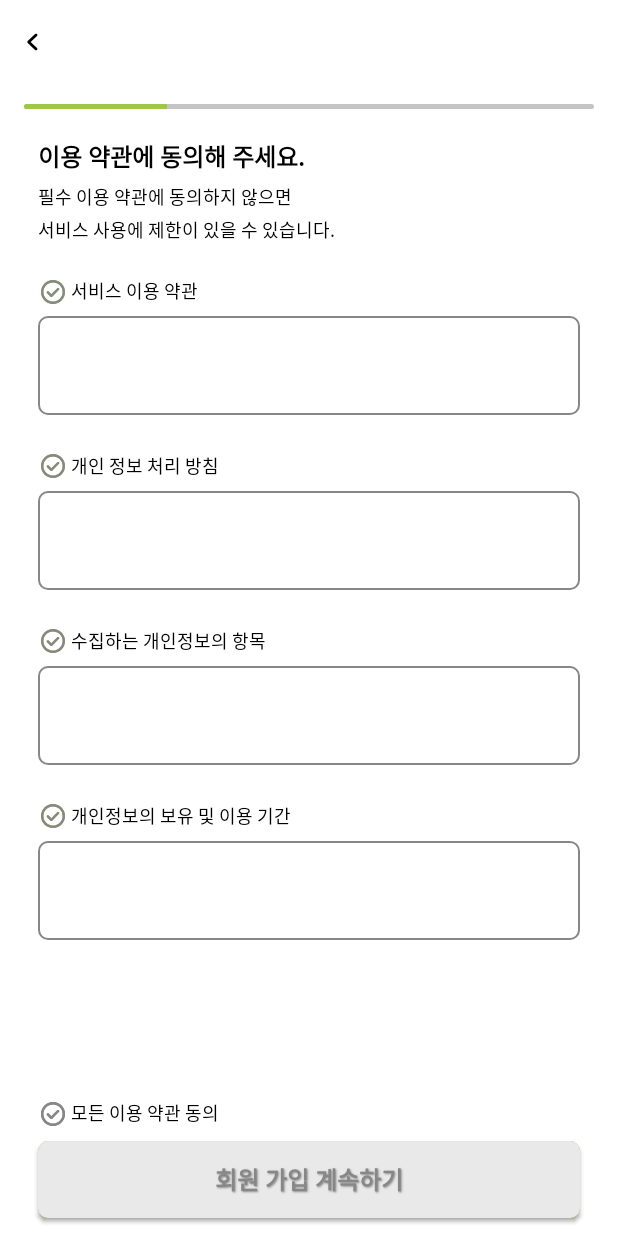
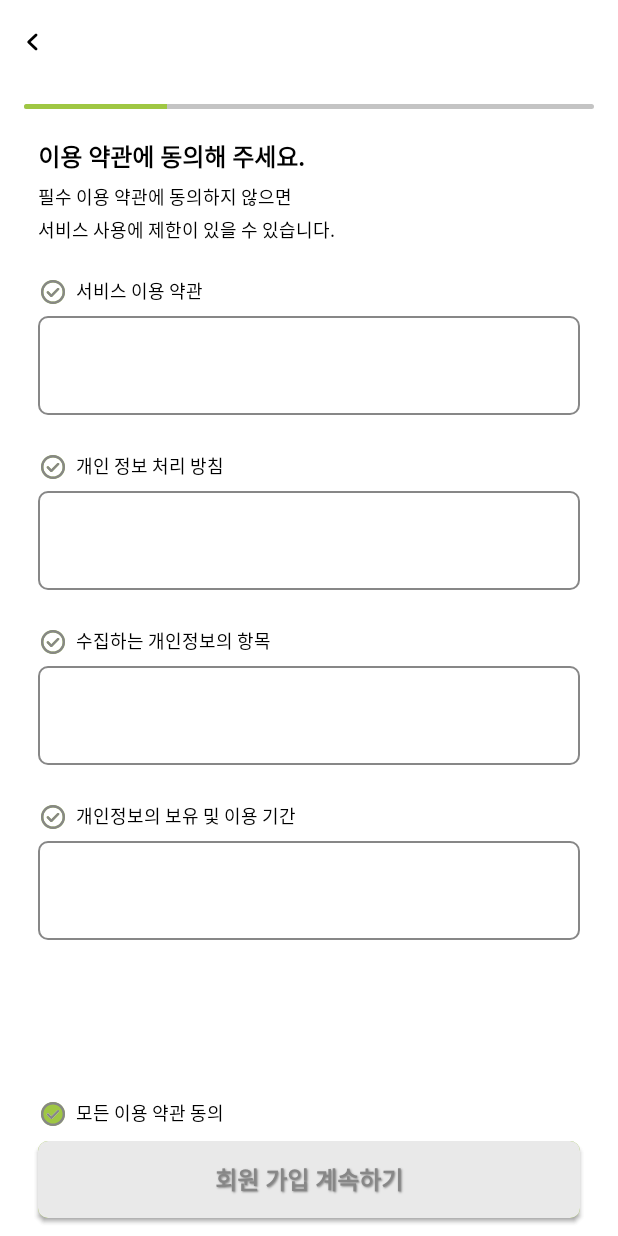
Before and after one commit to LINKY-B/linky_b_android, an Android app: the layout activity_signup.xml on its own in the app's theme, with its tools: preview values and no code run, on a phone screen of 412 x 824 dp. Run offline under Robolectric (Android 15) with nearby library versions, the phone set to English and light mode, and no system bars.

Commit message:
fix: SignupActivity

```diff
--- /dev/null
+++ b/app/src/main/res/drawable/check_all.xml
@@ -0,0 +1,9 @@
+<vector xmlns:android="http://schemas.android.com/apk/res/android"
+    android:width="16dp"
+    android:height="16dp"
+    android:viewportWidth="16"
+    android:viewportHeight="16">
+  <path
+      android:pathData="M6.88,9.44L5.14,7.7C4.993,7.553 4.813,7.48 4.6,7.48C4.387,7.48 4.2,7.56 4.04,7.72C3.893,7.867 3.82,8.053 3.82,8.28C3.82,8.507 3.893,8.693 4.04,8.84L6.32,11.12C6.467,11.267 6.653,11.34 6.88,11.34C7.107,11.34 7.293,11.267 7.44,11.12L11.98,6.58C12.127,6.433 12.2,6.253 12.2,6.04C12.2,5.827 12.12,5.64 11.96,5.48C11.813,5.333 11.627,5.26 11.4,5.26C11.173,5.26 10.987,5.333 10.84,5.48L6.88,9.44ZM8,16C6.893,16 5.853,15.79 4.88,15.37C3.907,14.95 3.06,14.38 2.34,13.66C1.62,12.94 1.05,12.093 0.63,11.12C0.21,10.147 0,9.107 0,8C0,6.893 0.21,5.853 0.63,4.88C1.05,3.907 1.62,3.06 2.34,2.34C3.06,1.62 3.907,1.05 4.88,0.63C5.853,0.21 6.893,0 8,0C9.107,0 10.147,0.21 11.12,0.63C12.093,1.05 12.94,1.62 13.66,2.34C14.38,3.06 14.95,3.907 15.37,4.88C15.79,5.853 16,6.893 16,8C16,9.107 15.79,10.147 15.37,11.12C14.95,12.093 14.38,12.94 13.66,13.66C12.94,14.38 12.093,14.95 11.12,15.37C10.147,15.79 9.107,16 8,16Z"
+      android:fillColor="#9FC743"/>
+</vector>
--- a/app/src/main/res/layout/activity_signup.xml
+++ b/app/src/main/res/layout/activity_signup.xml
@@ -81,8 +81,9 @@
                 android:id="@+id/imageButton_check_1"
                 android:layout_width="wrap_content"
                 android:layout_height="wrap_content"
-                android:layout_marginStart="27dp"
-                android:layout_marginTop="3dp"
+                android:layout_marginStart="24dp"
+                android:layout_marginTop="0dp"
+                android:padding="3dp"
                 android:background="@android:color/transparent"
                 app:layout_constraintStart_toStartOf="parent"
                 app:layout_constraintTop_toTopOf="parent"
@@ -93,8 +94,9 @@
                 android:id="@+id/imageButton_uncheck_1"
                 android:layout_width="wrap_content"
                 android:layout_height="wrap_content"
-                android:layout_marginStart="27dp"
-                android:layout_marginTop="3dp"
+                android:layout_marginStart="24dp"
+                android:layout_marginTop="0dp"
+                android:padding="3dp"
                 android:background="@android:color/transparent"
                 app:layout_constraintStart_toStartOf="parent"
                 app:layout_constraintTop_toTopOf="parent"
@@ -131,8 +133,9 @@
                 android:id="@+id/imageButton_check_2"
                 android:layout_width="wrap_content"
                 android:layout_height="wrap_content"
-                android:layout_marginStart="27dp"
-                android:layout_marginTop="26dp"
+                android:layout_marginStart="24dp"
+                android:layout_marginTop="23dp"
+                android:padding="3dp"
                 android:background="@android:color/transparent"
                 app:layout_constraintStart_toStartOf="parent"
                 app:layout_constraintTop_toBottomOf="@id/textView_signup_check_1_detail"
@@ -143,8 +146,9 @@
                 android:id="@+id/imageButton_uncheck_2"
                 android:layout_width="wrap_content"
                 android:layout_height="wrap_content"
-                android:layout_marginStart="27dp"
-                android:layout_marginTop="26dp"
+                android:layout_marginStart="24dp"
+                android:layout_marginTop="23dp"
+                android:padding="3dp"
                 android:background="@android:color/transparent"
                 app:layout_constraintStart_toStartOf="parent"
                 app:layout_constraintTop_toBottomOf="@id/textView_signup_check_1_detail"
@@ -181,8 +185,9 @@
                 android:id="@+id/imageButton_check_3"
                 android:layout_width="wrap_content"
                 android:layout_height="wrap_content"
-                android:layout_marginStart="27dp"
-                android:layout_marginTop="26dp"
+                android:layout_marginStart="24dp"
+                android:layout_marginTop="23dp"
+                android:padding="3dp"
                 android:background="@android:color/transparent"
                 app:layout_constraintStart_toStartOf="parent"
                 app:layout_constraintTop_toBottomOf="@id/textView_signup_check_2_detail"
@@ -193,8 +198,9 @@
                 android:id="@+id/imageButton_uncheck_3"
                 android:layout_width="wrap_content"
                 android:layout_height="wrap_content"
-                android:layout_marginStart="27dp"
-                android:layout_marginTop="26dp"
+                android:layout_marginStart="24dp"
+                android:layout_marginTop="23dp"
+                android:padding="3dp"
                 android:background="@android:color/transparent"
                 app:layout_constraintStart_toStartOf="parent"
                 app:layout_constraintTop_toBottomOf="@id/textView_signup_check_2_detail"
@@ -232,8 +238,9 @@
                 android:id="@+id/imageButton_check_4"
                 android:layout_width="wrap_content"
                 android:layout_height="wrap_content"
-                android:layout_marginStart="27dp"
-                android:layout_marginTop="26dp"
+                android:layout_marginStart="24dp"
+                android:layout_marginTop="23dp"
+                android:padding="3dp"
                 android:background="@android:color/transparent"
                 app:layout_constraintStart_toStartOf="parent"
                 app:layout_constraintTop_toBottomOf="@id/textView_signup_check_3_detail"
@@ -244,8 +251,9 @@
                 android:id="@+id/imageButton_uncheck_4"
                 android:layout_width="wrap_content"
                 android:layout_height="wrap_content"
-                android:layout_marginStart="27dp"
-                android:layout_marginTop="26dp"
+                android:layout_marginStart="24dp"
+                android:layout_marginTop="23dp"
+                android:padding="3dp"
                 android:background="@android:color/transparent"
                 app:layout_constraintStart_toStartOf="parent"
                 app:layout_constraintTop_toBottomOf="@id/textView_signup_check_3_detail"
@@ -285,12 +293,13 @@
         android:id="@+id/imageButton_check_all"
         android:layout_width="wrap_content"
         android:layout_height="wrap_content"
-        android:layout_marginStart="27dp"
-        android:layout_marginBottom="73dp"
+        android:layout_marginStart="24dp"
+        android:layout_marginBottom="70dp"
+        android:padding="3dp"
         android:background="@android:color/transparent"
         app:layout_constraintBottom_toBottomOf="parent"
         app:layout_constraintStart_toStartOf="parent"
-        app:srcCompat="@drawable/check_grey"
+        app:srcCompat="@drawable/check_all"
         tools:ignore="TouchTargetSizeCheck,SpeakableTextPresentCheck" />
 
 
@@ -298,8 +307,9 @@
         android:id="@+id/imageButton_uncheck_all"
         android:layout_width="wrap_content"
         android:layout_height="wrap_content"
-        android:layout_marginStart="27dp"
-        android:layout_marginBottom="73dp"
+        android:layout_marginStart="24dp"
+        android:layout_marginBottom="70dp"
+        android:padding="3dp"
         android:background="@android:color/transparent"
         app:layout_constraintBottom_toBottomOf="parent"
         app:layout_constraintStart_toStartOf="parent"
@@ -342,7 +352,7 @@
         android:elevation="2dp"/>
 
     <TextView
-        android:id="@+id/textView_btn_next_1"
+        android:id="@+id/textView_btn_next_1_grey"
         android:layout_width="match_parent"
         android:layout_height="51dp"
         android:layout_marginStart="25dp"
```
Also changed, not shown: app/src/main/java/com/example/linkybproject/auth/SignupActivity.kt (+66 -17 lines).
